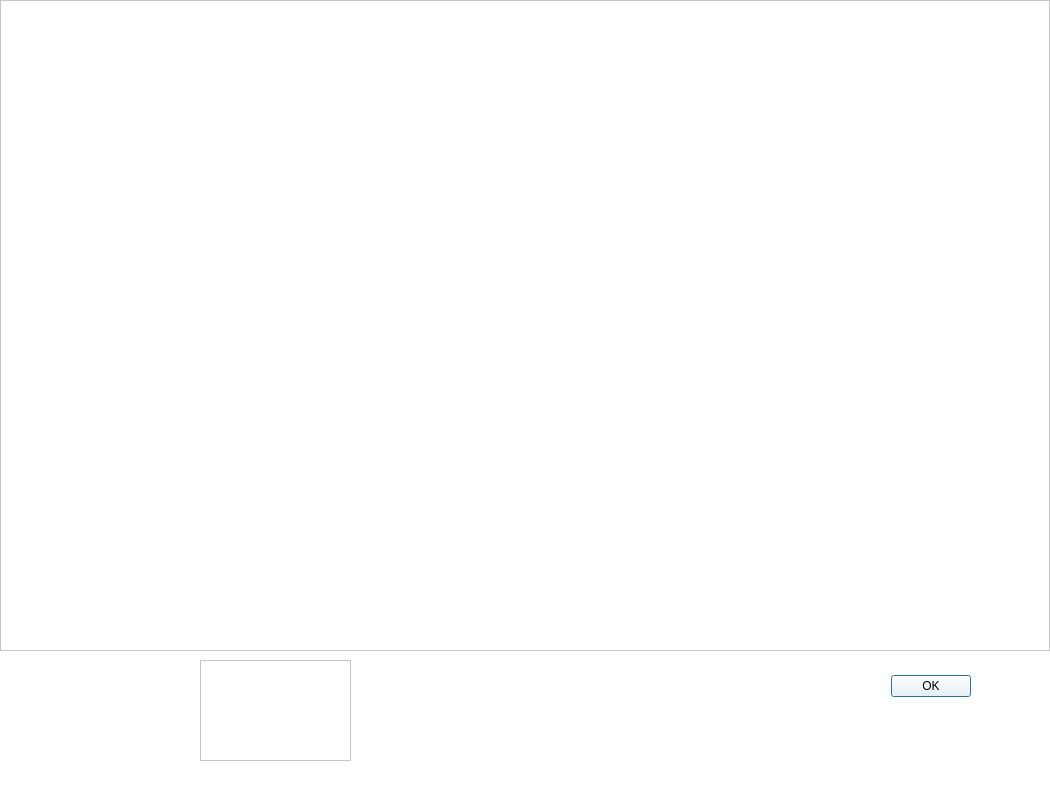
Old version of the form bcpware/src/bcpware/ui/printingHistoryUi.ui in the repository peterstoneee/BCPware_skt.
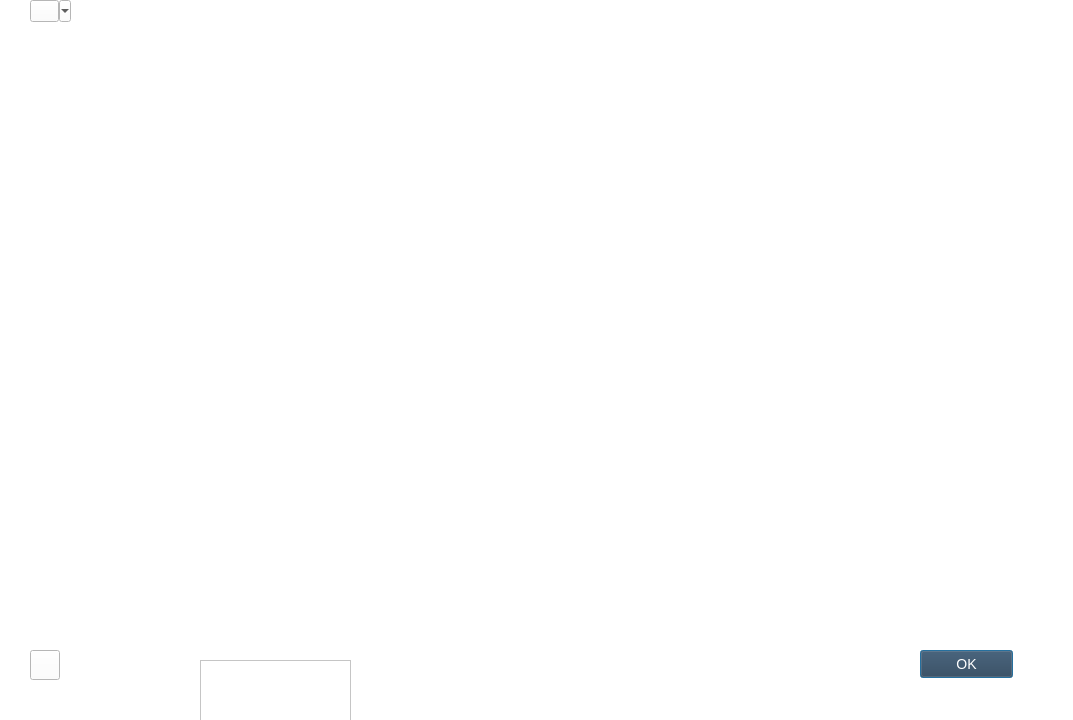
New version of the form.

Diff of the .ui file:
```diff
--- a/bcpware/src/bcpware/ui/printingHistoryUi.ui
+++ b/bcpware/src/bcpware/ui/printingHistoryUi.ui
@@ -6,50 +6,68 @@
    <rect>
     <x>0</x>
     <y>0</y>
-    <width>1050</width>
-    <height>785</height>
+    <width>1073</width>
+    <height>720</height>
    </rect>
   </property>
+  <property name="sizePolicy">
+   <sizepolicy hsizetype="Fixed" vsizetype="Fixed">
+    <horstretch>0</horstretch>
+    <verstretch>0</verstretch>
+   </sizepolicy>
+  </property>
   <property name="windowTitle">
    <string>Dialog</string>
   </property>
   <property name="styleSheet">
    <string notr="true">background-color: rgb(255, 255, 255);</string>
   </property>
-  <widget class="QDialogButtonBox" name="buttonBox">
-   <property name="geometry">
-    <rect>
-     <x>630</x>
-     <y>670</y>
-     <width>341</width>
-     <height>32</height>
-    </rect>
-   </property>
-   <property name="orientation">
-    <enum>Qt::Horizontal</enum>
-   </property>
-   <property name="standardButtons">
-    <set>QDialogButtonBox::Ok</set>
-   </property>
-  </widget>
   <widget class="QFrame" name="frame">
    <property name="geometry">
     <rect>
      <x>0</x>
      <y>0</y>
-     <width>1050</width>
-     <height>651</height>
+     <width>1020</width>
+     <height>650</height>
     </rect>
    </property>
    <property name="styleSheet">
     <string notr="true"/>
    </property>
    <property name="frameShape">
-    <enum>QFrame::StyledPanel</enum>
+    <enum>QFrame::NoFrame</enum>
    </property>
    <property name="frameShadow">
-    <enum>QFrame::Raised</enum>
+    <enum>QFrame::Plain</enum>
    </property>
+   <property name="lineWidth">
+    <number>0</number>
+   </property>
+   <widget class="QToolButton" name="selectAllTB">
+    <property name="geometry">
+     <rect>
+      <x>30</x>
+      <y>0</y>
+      <width>41</width>
+      <height>22</height>
+     </rect>
+    </property>
+    <property name="styleSheet">
+     <string notr="true"/>
+    </property>
+    <property name="text">
+     <string/>
+    </property>
+    <property name="checkable">
+     <bool>true</bool>
+    </property>
+    <property name="checked">
+     <bool>false</bool>
+    </property>
+    <property name="popupMode">
+     <enum>QToolButton::MenuButtonPopup</enum>
+    </property>
+   </widget>
   </widget>
   <widget class="QScrollArea" name="scrollArea">
    <property name="geometry">
@@ -83,6 +101,57 @@
     </layout>
    </widget>
   </widget>
+  <widget class="QPushButton" name="pushButton">
+   <property name="geometry">
+    <rect>
+     <x>920</x>
+     <y>650</y>
+     <width>93</width>
+     <height>28</height>
+    </rect>
+   </property>
+   <property name="styleSheet">
+    <string notr="true">QPushButton{
+width: 99px;
+  height: 36px;
+font: 14px Arial;
+	color: rgb(255, 255, 255);
+background-color: #2c3d50;
+}
+
+QPushButton:pressed {
+    background-color: #00a0e9;;
+}
+
+QPushButton:hover:!pressed
+{
+   background-color: #566573;
+}
+QPushButton:flat {
+    border: none; /* no border for a flat push button */
+}
+
+QPushButton:default {
+    border-color: navy; /* make the default button prominent */
+}</string>
+   </property>
+   <property name="text">
+    <string>OK</string>
+   </property>
+  </widget>
+  <widget class="QToolButton" name="deleteJobButton">
+   <property name="geometry">
+    <rect>
+     <x>30</x>
+     <y>650</y>
+     <width>30</width>
+     <height>30</height>
+    </rect>
+   </property>
+   <property name="text">
+    <string/>
+   </property>
+  </widget>
  </widget>
  <resources/>
  <connections>
```
Left out of the diff: 28 changed lines with no effect on the pictures.
